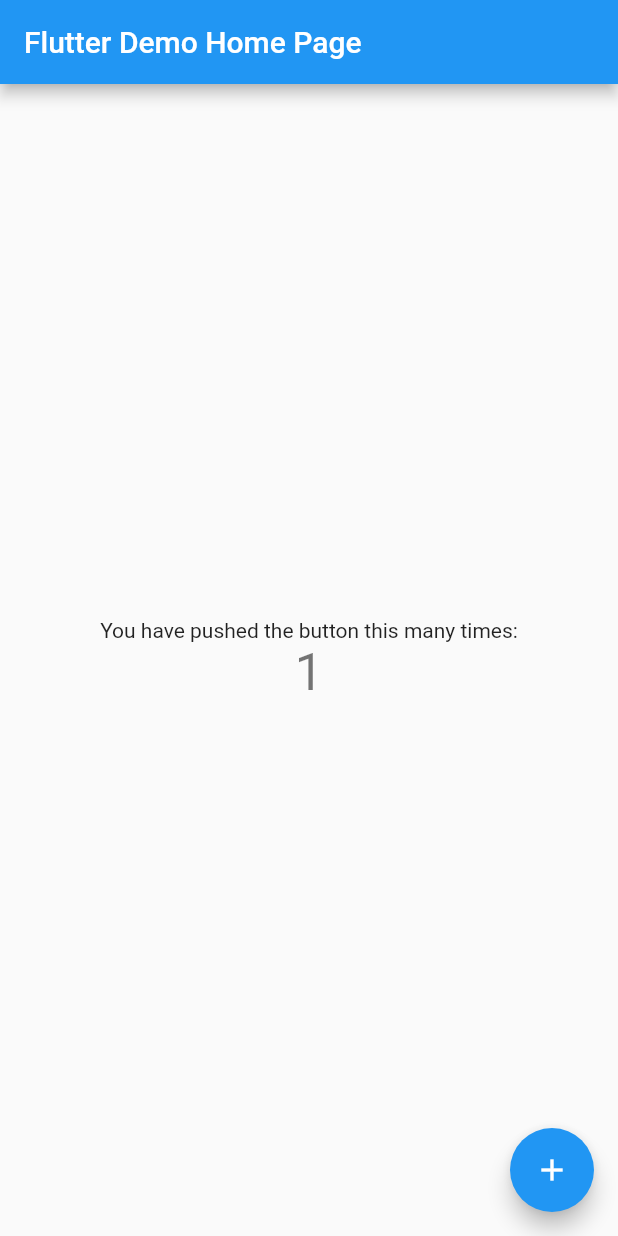
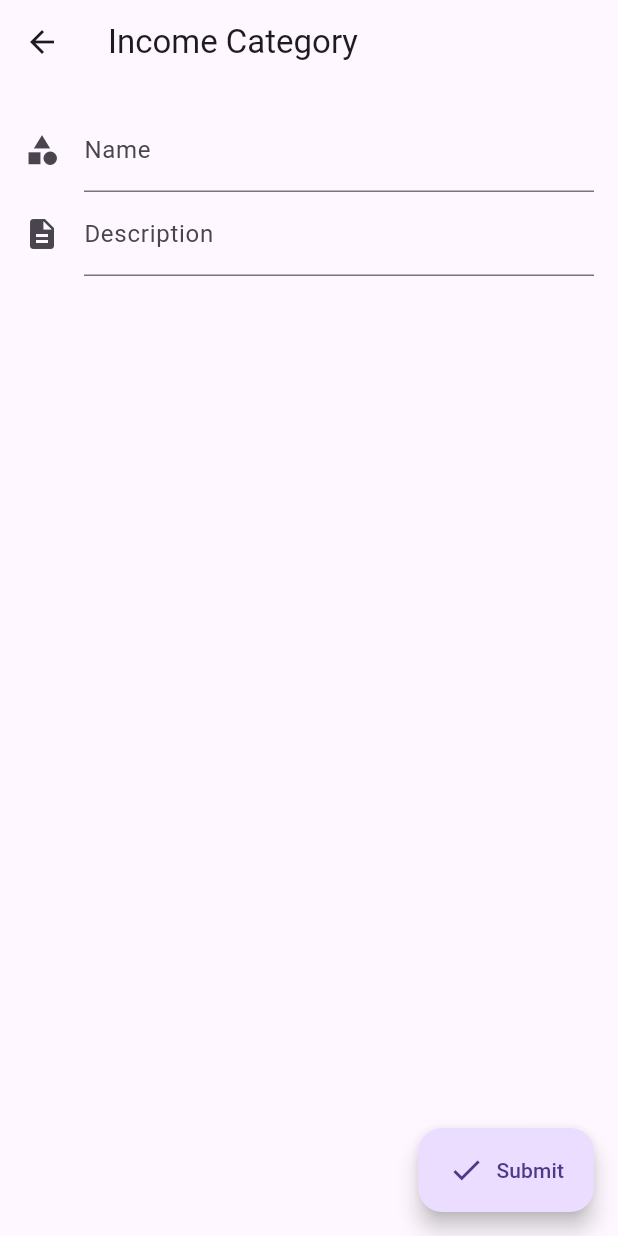
Before and after one commit to TheAlphaApp/moneymanager_free, a Flutter app: the screen it shows after launch, after a tap on the "add" icon, on a phone screen of 412 x 824 dp. Run offline on Flutter 3.47's test engine with Material 2 defaults, Android fonts, the light colour scheme and no system bars; our stand-ins replace flutter_riverpod, hive, hive_flutter; accounts and stored records are empty.

Commit message:
income_category_page_completed

```diff
--- /dev/null
+++ b/lib/hive_models/in_category_model.dart
@@ -0,0 +1,71 @@
+import 'package:hive/hive.dart';
+import 'package:uuid/uuid.dart';
+
+part 'in_category_model.g.dart';
+
+@HiveType(typeId: 3)
+class InCategory extends HiveObject {
+  @HiveField(0)
+  String name;
+
+  @HiveField(1)
+  final String assetUid;
+
+  @HiveField(3)
+  final DateTime createdAt;
+
+  @HiveField(4)
+  String description;
+
+  @HiveField(5)
+  int orderBy;
+
+  @HiveField(6)
+  TypeOfInCategory type;
+
+  @HiveField(7)
+  String? parentId;
+
+  InCategory(
+    this.assetUid, {
+    required this.name,
+    required this.createdAt,
+    required this.description,
+    required this.orderBy,
+    required this.type,
+    required this.parentId,
+  });
+
+  @override
+  String toString() {
+    return 'InCategory(name: $name, assetUid: $assetUid, createdAt: $createdAt, description: $description, orderBy: $orderBy, type: $type, parentId: $parentId)\n';
+  }
+
+  InCategory copyWith({
+    String? name,
+    // String? assetUid,
+    // DateTime? createdAt,
+    String? description,
+    // int? orderBy,
+    // TypeOfInCategory? type,
+    // String? parentId,
+  }) {
+    return InCategory(
+      assetUid,
+      name: name ?? this.name,
+      createdAt: createdAt,
+      description: description ?? this.description,
+      orderBy: orderBy,
+      type: type,
+      parentId: parentId,
+    );
+  }
+}
+
+@HiveType(typeId: 4)
+enum TypeOfInCategory {
+  @HiveField(0)
+  main,
+  @HiveField(1)
+  sub,
+}
--- a/lib/main.dart
+++ b/lib/main.dart
@@ -1,115 +1,48 @@
 import 'package:flutter/material.dart';
+import 'package:hive_flutter/hive_flutter.dart';
+import 'package:moneymanager_free/manage_category/income_category/in_category_db_notifier.dart';
+import 'package:moneymanager_free/manage_category/manage_category_screen.dart';
+import 'hive_models/asset_model.dart';
+import 'hive_models/in_category_model.dart';
+import 'hive_models/out_category_model.dart';
+import 'manage_category/income_category/manage_in_category.dart';
+import 'package:flutter_riverpod/flutter_riverpod.dart';
 
-void main() {
-  runApp(const MyApp());
+void main() async {
+  await Hive.initFlutter();
+  Hive.registerAdapter(AssetAdapter());
+  Hive.registerAdapter(OutCategoryAdapter());
+  Hive.registerAdapter(InCategoryAdapter());
+  Hive.registerAdapter(TypeOfInCategoryAdapter());
+  Hive.registerAdapter(TypeOfOutCategoryAdapter());
+
+  await Hive.openBox<OutCategory>(outCategoryBoxName);
+  await Hive.openBox<InCategory>(inCategoryBoxName);
+  await Hive.openBox<Asset>(assetBoxName);
+  runApp(
+    const ProviderScope(
+      child: MyApp(),
+    ),
+  );
 }
 
 class MyApp extends StatelessWidget {
-  const MyApp({Key? key}) : super(key: key);
+  const MyApp({super.key});
 
-  // This widget is the root of your application.
   @override
   Widget build(BuildContext context) {
     return MaterialApp(
+      debugShowCheckedModeBanner: false,
       title: 'Flutter Demo',
       theme: ThemeData(
-        // This is the theme of your application.
-        //
-        // Try running your application with "flutter run". You'll see the
-        // application has a blue toolbar. Then, without quitting the app, try
-        // changing the primarySwatch below to Colors.green and then invoke
-        // "hot reload" (press "r" in the console where you ran "flutter run",
-        // or simply save your changes to "hot reload" in a Flutter IDE).
-        // Notice that the counter didn't reset back to zero; the application
-        // is not restarted.
+        useMaterial3: true,
         primarySwatch: Colors.blue,
       ),
-      home: const MyHomePage(title: 'Flutter Demo Home Page'),
+      home: const ManageCategoryScreen(),
     );
   }
 }
 
-class MyHomePage extends StatefulWidget {
-  const MyHomePage({Key? key, required this.title}) : super(key: key);
-
-  // This widget is the home page of your application. It is stateful, meaning
-  // that it has a State object (defined below) that contains fields that affect
-  // how it looks.
-
-  // This class is the configuration for the state. It holds the values (in this
-  // case the title) provided by the parent (in this case the App widget) and
-  // used by the build method of the State. Fields in a Widget subclass are
-  // always marked "final".
-
-  final String title;
-
-  @override
-  State<MyHomePage> createState() => _MyHomePageState();
-}
-
-class _MyHomePageState extends State<MyHomePage> {
-  int _counter = 0;
-
-  void _incrementCounter() {
-    setState(() {
-      // This call to setState tells the Flutter framework that something has
-      // changed in this State, which causes it to rerun the build method below
-      // so that the display can reflect the updated values. If we changed
-      // _counter without calling setState(), then the build method would not be
-      // called again, and so nothing would appear to happen.
-      _counter++;
-    });
-  }
-
-  @override
-  Widget build(BuildContext context) {
-    // This method is rerun every time setState is called, for instance as done
-    // by the _incrementCounter method above.
-    //
-    // The Flutter framework has been optimized to make rerunning build methods
-    // fast, so that you can just rebuild anything that needs updating rather
-    // than having to individually change instances of widgets.
-    return Scaffold(
-      appBar: AppBar(
-        // Here we take the value from the MyHomePage object that was created by
-        // the App.build method, and use it to set our appbar title.
-        title: Text(widget.title),
-      ),
-      body: Center(
-        // Center is a layout widget. It takes a single child and positions it
-        // in the middle of the parent.
-        child: Column(
-          // Column is also a layout widget. It takes a list of children and
-          // arranges them vertically. By default, it sizes itself to fit its
-          // children horizontally, and tries to be as tall as its parent.
-          //
-          // Invoke "debug painting" (press "p" in the console, choose the
-          // "Toggle Debug Paint" action from the Flutter Inspector in Android
-          // Studio, or the "Toggle Debug Paint" command in Visual Studio Code)
-          // to see the wireframe for each widget.
-          //
-          // Column has various properties to control how it sizes itself and
-          // how it positions its children. Here we use mainAxisAlignment to
-          // center the children vertically; the main axis here is the vertical
-          // axis because Columns are vertical (the cross axis would be
-          // horizontal).
-          mainAxisAlignment: MainAxisAlignment.center,
-          children: <Widget>[
-            const Text(
-              'You have pushed the button this many times:',
-            ),
-            Text(
-              '$_counter',
-              style: Theme.of(context).textTheme.headline4,
-            ),
-          ],
-        ),
-      ),
-      floatingActionButton: FloatingActionButton(
-        onPressed: _incrementCounter,
-        tooltip: 'Increment',
-        child: const Icon(Icons.add),
-      ), // This trailing comma makes auto-formatting nicer for build methods.
-    );
-  }
-}
+const String outCategoryBoxName = 'out_category_box';
+const String inCategoryBoxName = 'in_category_box';
+const String assetBoxName = 'asset_box';
--- /dev/null
+++ b/lib/manage_category/income_category/add_screen_content.dart
@@ -0,0 +1,171 @@
+import 'package:flutter/material.dart';
+import 'package:flutter_riverpod/flutter_riverpod.dart';
+import 'package:moneymanager_free/hive_models/in_category_model.dart';
+import 'in_category_db_notifier.dart';
+
+class AddItemScreen extends StatefulWidget {
+  const AddItemScreen({this.inCategory, this.parentId, Key? key})
+      : super(key: key);
+  final String? parentId;
+  final InCategory? inCategory;
+  @override
+  State<AddItemScreen> createState() => _AddItemScreenState();
+}
+
+class _AddItemScreenState extends State<AddItemScreen> {
+  final _formKey = GlobalKey<FormState>();
+  final TextEditingController controllerNameField = TextEditingController();
+  final TextEditingController controllerDescField = TextEditingController();
+  @override
+  Widget build(BuildContext context) {
+    String name = widget.inCategory?.name ?? '';
+    String description = widget.inCategory?.description ?? '';
+    controllerNameField.text = name;
+    controllerDescField.text = description;
+    return Scaffold(
+      appBar: AppBar(
+        title: Text(
+            widget.parentId != null || widget.inCategory?.parentId != null
+                ? 'Subcategory'
+                : 'Income Category'),
+        actions: [
+          widget.inCategory != null
+              ? Consumer(builder: (context, ref, _) {
+                  return TextButton.icon(
+                    onPressed: () {
+                      showDialog(
+                        context: context,
+                        builder: (_) {
+                          return AlertDialog(
+                            title: const Text('Delete'),
+                            content: const Text(
+                              "Are you sure you want to delete this category?",
+                            ),
+                            actions: [
+                              TextButton(
+                                style: TextButton.styleFrom(
+                                  primary: Colors.red,
+                                ),
+                                child: const Text('DELETE'),
+                                onPressed: () async {
+                                  await ref
+                                      .read(incomeCategoryProvider)
+                                      .deleteItem(widget.inCategory!)
+                                      .then(
+                                    (value) {
+                                      //pop from alert dialog
+                                      Navigator.of(context).pop();
+                                      //pop from AddItemScreen
+                                      Navigator.of(context).pop();
+                                    },
+                                  );
+                                },
+                              ),
+                              TextButton(
+                                child: const Text('CANCEL'),
+                                onPressed: () {
+                                  Navigator.pop(context);
+                                },
+                              ),
+                            ],
+                          );
+                        },
+                      );
+                    },
+                    // child: const Text("Delete"),
+                    style: TextButton.styleFrom(
+                      primary: Colors.red,
+                      // onPrimary: Colors.red,
+                    ),
+
+                    icon: const Icon(Icons.delete),
+                    label: const Text('Delete'),
+                  );
+                })
+              : Container(),
+        ],
+      ),
+      body: Form(
+        key: _formKey,
+        child: Padding(
+          padding: const EdgeInsets.all(16.0),
+          child: Column(
+            crossAxisAlignment: CrossAxisAlignment.start,
+            children: <Widget>[
+              TextFormField(
+                controller: controllerNameField,
+                // initialValue: name,
+
+                validator: (value) {
+                  if (value!.isEmpty) {
+                    return 'Please enter name';
+                  }
+                  return null;
+                },
+                decoration: const InputDecoration(
+                  icon: Icon(Icons.category),
+                  hintText: 'Enter name of category',
+                  labelText: 'Name',
+                ),
+              ),
+              TextFormField(
+                controller: controllerDescField,
+                // initialValue: description,
+                validator: (value) {
+                  if (value!.isEmpty) {
+                    return 'Please enter some description';
+                  }
+                  return null;
+                },
+                decoration: const InputDecoration(
+                  icon: Icon(Icons.description),
+                  hintText: 'Enter description of category',
+                  labelText: 'Description',
+                ),
+              ),
+            ],
+          ),
+        ),
+      ),
+      floatingActionButton: Consumer(builder: (context, ref, _) {
+        return FloatingActionButton.extended(
+          onPressed: () async {
+            name = controllerNameField.text;
+            description = controllerDescField.text;
+            if (_formKey.currentState!.validate()) {
+              if (widget.inCategory != null) {
+                final inCategoryItem = widget.inCategory!.copyWith(
+                  name: name,
+                  description: description,
+                );
+
+                ref
+                    .read(incomeCategoryProvider)
+                    .updateItem(inCategoryItem)
+                    .then((value) => Navigator.of(context).pop());
+              } else {
+                ref
+                    .read(incomeCategoryProvider)
+                    .add(
+                      name: name,
+                      description: description,
+                      parentId: widget.parentId,
+                    )
+                    .then((value) => Navigator.of(context).pop());
+              }
+            }
+          },
+          label: Row(
+            children: const [
+              Icon(Icons.check),
+              SizedBox(
+                width: 8,
+              ),
+              Text('Submit'),
+            ],
+          ),
+        );
+      }),
+    );
+  }
+}
--- /dev/null
+++ b/lib/manage_category/income_category/in_category_db_notifier.dart
@@ -0,0 +1,81 @@
+import 'package:flutter/cupertino.dart';
+import 'package:flutter_riverpod/flutter_riverpod.dart';
+import 'package:hive/hive.dart';
+import 'package:moneymanager_free/hive_models/in_category_model.dart';
+import 'package:uuid/uuid.dart';
+
+import '../../main.dart';
+
+final incomeCategoryProvider = ChangeNotifierProvider<InCategoryDB>((ref) {
+  return InCategoryDB();
+});
+
+class InCategoryDB extends ChangeNotifier {
+  InCategoryDB._privateConstructor();
+  static final InCategoryDB _instance = InCategoryDB._privateConstructor();
+  factory InCategoryDB() {
+    return _instance;
+  }
+
+  final _box = Hive.box<InCategory>(inCategoryBoxName);
+
+  List<InCategory> getInMainCategory() {
+    return _box.values
+        .where((element) => element.type == TypeOfInCategory.main)
+        .toList();
+  }
+
+  Future<void> updateItem(InCategory inCategory) async {
+    final key = _box.keys.firstWhere(
+      (k) => _box.get(k)?.assetUid == inCategory.assetUid,
+      orElse: () => null,
+    );
+    await _box.put(key, inCategory);
+    notifyListeners();
+  }
+
+  Future<void> add(
+      {required String name,
+      required String description,
+      String? parentId}) async {
+    InCategory inCategory = InCategory(
+      const Uuid().v4(),
+      name: name,
+      description: description,
+      parentId: parentId,
+      createdAt: DateTime.now(),
+      type: parentId != null ? TypeOfInCategory.sub : TypeOfInCategory.main,
+      orderBy: 0,
+    );
+    await _box.add(inCategory);
+    notifyListeners();
+  }
+
+  List<InCategory> getInSubCategory(String parentId) {
+    return _box.values
+        .where((element) =>
+            element.type == TypeOfInCategory.sub &&
+            element.parentId == parentId)
+        .toList();
+  }
+
+  Future<void> deleteItem(InCategory inCategory) async {
+    final item = _box.values.firstWhere((element) =>
+        element.assetUid == inCategory.assetUid &&
+        element.name == inCategory.name);
+    if (item.parentId == null) {
+      final listOfSubItem = _box.values.where((element) =>
+          element.type == TypeOfInCategory.sub &&
+          element.parentId == inCategory.assetUid);
+
+      for (var element in listOfSubItem) {
+        await _box.delete(element.key);
+      }
+    }
+
+    print('deleted: ${item.toString()}');
+    await _box.delete(item.key);
+    print(_box.toMap());
+    notifyListeners();
+  }
+}
--- /dev/null
+++ b/lib/manage_category/manage_category_screen.dart
@@ -0,0 +1,62 @@
+import 'package:flutter/material.dart';
+import 'package:moneymanager_free/hive_models/in_category_model.dart';
+import 'package:moneymanager_free/manage_category/expense_category/manage_expense_category.dart';
+import 'package:moneymanager_free/manage_category/income_category/manage_in_category.dart';
+
+import 'income_category/add_screen_content.dart';
+
+class ManageCategoryScreen extends StatefulWidget {
+  const ManageCategoryScreen({Key? key}) : super(key: key);
+
+  @override
+  State<ManageCategoryScreen> createState() => _ManageCategoryScreenState();
+}
+
+class _ManageCategoryScreenState extends State<ManageCategoryScreen> {
+  int index = 0;
+  List<Widget> get _pages => const [
+        ManageInCategoryPage(),
+        ManageExCategoryPage(),
+      ];
+  String get _title => index == 0 ? 'Income' : 'Expense';
+  @override
+  Widget build(BuildContext context) {
+    return Scaffold(
+      appBar: AppBar(
+        title: Text('Manage $_title Category'),
+      ),
+      body: _pages[index],
+      bottomNavigationBar: NavigationBar(
+        onDestinationSelected: (value) {
+          setState(() {
+            index = value;
+          });
+        },
+        selectedIndex: index,
+        destinations: const [
+          NavigationDestination(
+            icon: Icon(Icons.arrow_circle_down_outlined),
+            label: 'Income',
+            selectedIcon: Icon(Icons.arrow_downward),
+          ),
+          NavigationDestination(
+            icon: Icon(Icons.arrow_circle_up_outlined),
+            label: 'Expense',
+            selectedIcon: Icon(Icons.arrow_upward),
+          ),
+        ],
+      ),
+      floatingActionButton: FloatingActionButton(
+        onPressed: () {
+          Navigator.push(
+            context,
+            MaterialPageRoute(
+              builder: (context) => const AddItemScreen(),
+            ),
+          );
+        },
+        child: const Icon(Icons.add),
+      ),
+    );
+  }
+}
```
Also changed, not shown: lib/hive_models/asset_model.dart (added, +38 -0 lines), lib/hive_models/out_category_model.dart (added, +51 -0 lines), lib/manage_category/expense_category/manage_expense_category.dart (added, +14 -0 lines), lib/manage_category/income_category/manage_in_category.dart (added, +57 -0 lines), lib/manage_category/income_category/sub_category_screen.dart (added, +61 -0 lines), pubspec.yaml (+7 -2 lines), lib/hive_models/asset_model.g.dart (added), lib/hive_models/in_category_model.g.dart (added), lib/hive_models/out_category_model.g.dart (added), pubspec.lock, 1 other file.
